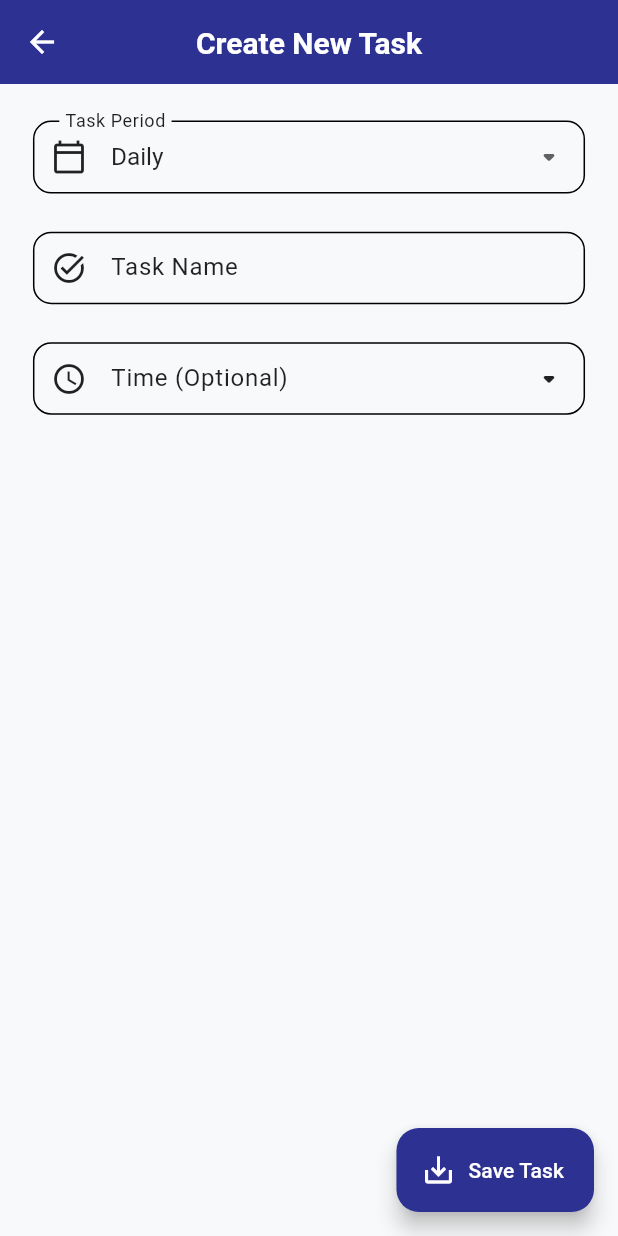
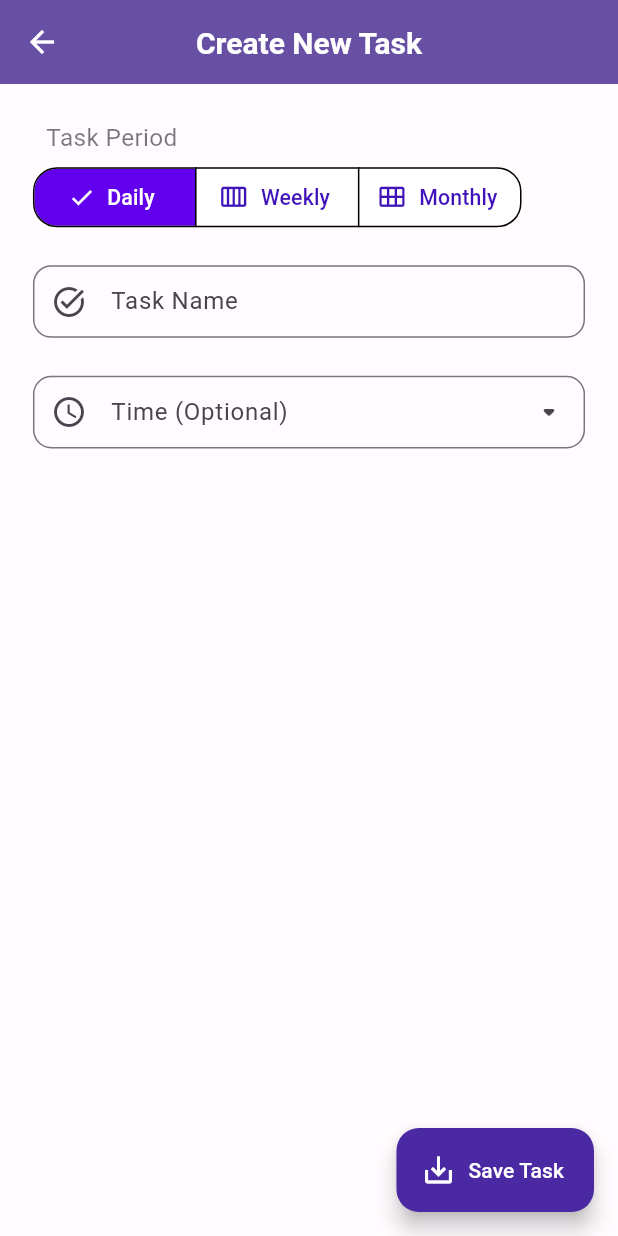
Before and after one commit to Sonderman/Flutter-TaskManager, a Flutter app: the screen it shows after launch, after a tap on the "add" icon, on a phone screen of 412 x 824 dp. Run offline on Flutter 3.47's test engine with Material 3 defaults, Android fonts, the phone set to English and light mode, and no system bars; our stand-ins replace flutter_local_notifications, flutter_screenutil, flutter_timezone, get, get_storage, timezone.

Commit message:
feat(theme): Material 3 uyumluluğu ve UI geliştirmeleri
Bu commit, uygulamanın Material 3 tasarımına uyum sağlaması için bir dizi tema ve UI iyileştirmesi içermektedir. Aynı zamanda minimum SDK sürümü 21'e düşürülmüştür.

Değişiklikler şunları içerir:

- **Android:** `minSdk` sürümü 24'ten 21'e düşürüldü.
- **Tema:**
  - Açık ve koyu temalar Material 3'e uygun olarak güncellendi.
  - Renk şemaları, tipografi, kartlar, butonlar ve diğer UI bileşenleri elden geçirildi.
  - SegmentedButton teması eklendi.
- **Görev Modeli:**
  - Görevlerin belirli tarih ve zaman aralıklarında (günlük, haftalık, aylık) olup olmadığını kontrol etmek için yardımcı fonksiyonlar eklendi.
- **Görev Oluşturma:**
  - Görev periyodu seçimi için `DropdownButtonFormField` yerine `SegmentedButton` kullanılarak UI iyileştirildi.
- **Ana Sayfa:**
  - Görev listesi filtreleme ve görüntüleme mantığı optimize edildi.
  - Verimliliği artırmak için `KeepAliveWrapper` widget'ı kullanıldı.
  - UI güncellemeleri geliştirildi.
- **Ayarlar:**
  - Bildirim anahtarının UI'ı Material 3 tasarımına uygun hale getirildi.

Bu değişiklikler, uygulamanın görsel olarak daha çekici ve kullanıcı dostu olmasını sağlamayı amaçlamaktadır. Ayrıca, daha düşük Android sürümlerini destekleyerek uygulamanın erişilebilirliğini artırmaktadır.

```diff
--- a/lib/app/core/theme/app_theme.dart
+++ b/lib/app/core/theme/app_theme.dart
@@ -12,17 +12,40 @@ class AppTheme {
       cursorColor: Color(0xFF2D3192),
     ),
     colorScheme: ColorScheme.light(
-          primary: Color(0xFF2D3192),
-          secondary: Color(0xFF006D77),
-          surface: Color(0xFFF8F9FA),
-          onPrimary: Colors.white,
-          error: Colors.red[700]!,
-          onSurface: Colors.black87,
+      brightness: Brightness.light,
+      primary: Color.fromARGB(255, 63, 19, 185),
+      onPrimary: Color(0xFFFFFFFF),
+      primaryContainer: Color.fromARGB(255, 121, 93, 229),
+      onPrimaryContainer: Color(0xFF22005D),
+      secondary: Color(0xFF625B71),
+      onSecondary: Color(0xFFFFFFFF),
+      secondaryContainer: Color(0xFFE8DEF8),
+      onSecondaryContainer: Color(0xFF1E192B),
+      tertiary: Color(0xFF7E5260),
+      onTertiary: Color(0xFFFFFFFF),
+      tertiaryContainer: Color(0xFFF2D7E1),
+      onTertiaryContainer: Color(0xFF31101D),
+      error: Color(0xFFBA1A1A),
+      onError: Color(0xFFFFFFFF),
+      errorContainer: Color(0xFFFFDAD6),
+      onErrorContainer: Color(0xFF410002),
+      surface: Color(0xFFFFFBFE),
+      onSurface: Color(0xFF1C1B1F),
+      surfaceContainerHighest: Color(0xFFE7E0EC),
+      onSurfaceVariant: Color(0xFF49454F),
+      outline: Color(0xFF7A757F),
+      outlineVariant: Color(0xFFCAC4D0),
+      shadow: Color(0xFF000000),
+      scrim: Color(0xFF000000),
+      inverseSurface: Color(0xFF313033),
+      onInverseSurface: Color(0xFFF4EFF4),
+      inversePrimary: Color(0xFFD0BCFF),
+      surfaceTint: Color(0xFF6750A4),
     ),
-        scaffoldBackgroundColor: Color(0xFFF8F9FA),
+    scaffoldBackgroundColor: Color(0xFFFFFBFE),
     appBarTheme: AppBarTheme(
-          backgroundColor: Color(0xFF2D3192),
-          foregroundColor: Colors.white,
+      backgroundColor: Color(0xFF6750A4),
+      foregroundColor: Color(0xFFFFFFFF),
       elevation: 2,
       titleTextStyle: TextStyle(
         fontSize: 20,
@@ -30,7 +53,7 @@ class AppTheme {
         height: 1.3,
         fontFamily: 'Roboto',
       ),
-          iconTheme: IconThemeData(color: Colors.white),
+      iconTheme: IconThemeData(color: Color(0xFFFFFFFF)),
     ),
     textTheme: TextTheme(
       headlineMedium: TextStyle(
@@ -39,45 +62,43 @@ class AppTheme {
         height: 1.3,
         color: Colors.black87,
       ),
-          bodyLarge: TextStyle(
-            fontSize: 16,
-            height: 1.5,
-            color: Colors.grey[800],
-          ),
-          titleMedium: TextStyle(
-            fontSize: 18,
-            fontWeight: FontWeight.w500,
-            color: Colors.grey[900],
-          ),
+      bodyLarge: TextStyle(fontSize: 16, height: 1.5, color: Colors.grey[800]),
+      titleMedium: TextStyle(fontSize: 18, fontWeight: FontWeight.w500, color: Colors.grey[900]),
     ),
     cardTheme: CardTheme(
-          elevation: 2,
-          shadowColor: Colors.black12,
+      elevation: 4,
+      shadowColor: Color(0xFF6750A4).withOpacity(0.2),
       shape: RoundedRectangleBorder(
         borderRadius: BorderRadius.circular(12),
+        side: BorderSide(color: Color(0xFFE7E0EC), width: 1),
       ),
       color: Colors.white,
+      surfaceTintColor: Color(0xFFFFFBFE),
+      margin: EdgeInsets.symmetric(vertical: 8),
     ),
     floatingActionButtonTheme: FloatingActionButtonThemeData(
-          backgroundColor: Color(0xFF2D3192),
-          foregroundColor: Colors.white,
-          shape: RoundedRectangleBorder(
-            borderRadius: BorderRadius.circular(15),
-          ),
+      backgroundColor: Color.fromARGB(255, 74, 41, 163),
+      foregroundColor: Color(0xFFFFFFFF),
+      shape: RoundedRectangleBorder(borderRadius: BorderRadius.circular(15)),
     ),
     bottomNavigationBarTheme: BottomNavigationBarThemeData(
       backgroundColor: ColorScheme.light().surface,
       selectedItemColor: ColorScheme.light().primary,
       unselectedItemColor: ColorScheme.light().onSurface.withOpacity(0.6),
-          selectedLabelStyle: TextStyle(
-            fontSize: 13,
-            fontWeight: FontWeight.w600,
-          ),
-          unselectedLabelStyle: TextStyle(
-            fontSize: 12,
-          ),
+      selectedLabelStyle: TextStyle(fontSize: 13, fontWeight: FontWeight.w600),
+      unselectedLabelStyle: TextStyle(fontSize: 12),
       elevation: 8,
       type: BottomNavigationBarType.fixed,
+    ),
+    segmentedButtonTheme: SegmentedButtonThemeData(
+      style: SegmentedButton.styleFrom(
+        backgroundColor: ColorScheme.light().surfaceContainerHighest,
+        selectedBackgroundColor: ColorScheme.light().primary,
+        selectedForegroundColor: ColorScheme.light().onPrimary,
+        side: BorderSide(color: ColorScheme.light().outline),
+        shape: RoundedRectangleBorder(borderRadius: BorderRadius.circular(16)),
+        tapTargetSize: MaterialTapTargetSize.shrinkWrap,
+      ),
     ),
     visualDensity: VisualDensity.adaptivePlatformDensity,
   );
@@ -86,7 +107,8 @@ class AppTheme {
     useMaterial3: true,
     brightness: Brightness.dark,
     colorScheme: ColorScheme.dark(
-          primary: Color(0xFF9BB1FF),
+      primary: Color.fromARGB(255, 219, 91, 91),
+      primaryContainer: Color.fromARGB(255, 209, 164, 164),
       secondary: Color(0xFF83C5BE),
       surface: Color(0xFF2F2F2F),
       onPrimary: Colors.black87,
@@ -113,45 +135,38 @@ class AppTheme {
         height: 1.3,
         color: Colors.white,
       ),
-          bodyLarge: TextStyle(
-            fontSize: 16,
-            height: 1.5,
-            color: Colors.white70,
-          ),
-          titleMedium: TextStyle(
-            fontSize: 18,
-            fontWeight: FontWeight.w500,
-            color: Colors.white,
-          ),
+      bodyLarge: TextStyle(fontSize: 16, height: 1.5, color: Colors.white70),
+      titleMedium: TextStyle(fontSize: 18, fontWeight: FontWeight.w500, color: Colors.white),
     ),
     cardTheme: CardTheme(
       elevation: 2,
       shadowColor: Colors.black26,
-          shape: RoundedRectangleBorder(
-            borderRadius: BorderRadius.circular(12),
-          ),
+      shape: RoundedRectangleBorder(borderRadius: BorderRadius.circular(12)),
       color: Color(0xFF2F2F2F),
     ),
     floatingActionButtonTheme: FloatingActionButtonThemeData(
-          backgroundColor: Color(0xFF9BB1FF),
+      backgroundColor: Color.fromARGB(255, 190, 224, 222),
       foregroundColor: Colors.black87,
-          shape: RoundedRectangleBorder(
-            borderRadius: BorderRadius.circular(15),
-          ),
+      shape: RoundedRectangleBorder(borderRadius: BorderRadius.circular(15)),
     ),
     bottomNavigationBarTheme: BottomNavigationBarThemeData(
       backgroundColor: ColorScheme.dark().surface,
       selectedItemColor: ColorScheme.dark().primary,
       unselectedItemColor: ColorScheme.dark().onSurface.withOpacity(0.6),
-          selectedLabelStyle: TextStyle(
-            fontSize: 13,
-            fontWeight: FontWeight.w600,
-          ),
-          unselectedLabelStyle: TextStyle(
-            fontSize: 12,
-          ),
+      selectedLabelStyle: TextStyle(fontSize: 13, fontWeight: FontWeight.w600),
+      unselectedLabelStyle: TextStyle(fontSize: 12),
       elevation: 8,
       type: BottomNavigationBarType.fixed,
+    ),
+    segmentedButtonTheme: SegmentedButtonThemeData(
+      style: SegmentedButton.styleFrom(
+        backgroundColor: ColorScheme.dark().surfaceContainerHighest,
+        selectedBackgroundColor: ColorScheme.dark().secondary,
+        //selectedForegroundColor: ColorScheme.dark().onPrimaryContainer,
+        side: BorderSide(color: ColorScheme.dark().outline),
+        shape: RoundedRectangleBorder(borderRadius: BorderRadius.circular(16)),
+        tapTargetSize: MaterialTapTargetSize.shrinkWrap,
+      ),
     ),
     visualDensity: VisualDensity.adaptivePlatformDensity,
   );
--- a/lib/app/modules/create_task/views/create_task_view.dart
+++ b/lib/app/modules/create_task/views/create_task_view.dart
@@ -49,47 +49,52 @@ class CreateTaskView extends GetView<CreateTaskController> {
     );
   }
 
-  /// Builds the dropdown selector for choosing the task period.
+  /// Builds the segmented button selector for choosing the task period.
   Widget _buildPeriodSelector() {
-    // Obx makes the DropdownButton rebuild when controller.selectedPeriod changes.
+    return Column(
+      crossAxisAlignment: CrossAxisAlignment.start,
+      children: [
+        Padding(
+          padding: EdgeInsets.only(left: 8.w, bottom: 8.h),
+          child: Text(
+            'Task Period',
+            style: TextStyle(
+              fontSize: 16.sp,
+              color: Get.theme.colorScheme.onSurface.withOpacity(0.6),
+            ),
+          ),
+        ),
+        LayoutBuilder(
+          builder: (context, constraints) {
             return Obx(
-      () => DropdownButtonFormField<String>(
-        value: controller.selectedPeriod.value, // Current value from controller
-        // List of DropdownMenuItem widgets built from controller.periodOptions.
-        items:
-            controller.periodOptions.map((String period) {
-              return DropdownMenuItem<String>(
+              () => SegmentedButton<String>(
+                segments:
+                    controller.periodOptions.map((period) {
+                      return ButtonSegment<String>(
                         value: period,
-                child: Text(
-                  period,
-                  style: TextStyle(color: Get.isDarkMode ? null : Colors.black87),
+                        label: Text(period, style: TextStyle(fontSize: 14.sp)),
+                        icon: Icon(
+                          period == 'Daily'
+                              ? Icons.calendar_view_day
+                              : period == 'Weekly'
+                              ? Icons.calendar_view_week
+                              : Icons.calendar_view_month,
+                          size: 20.sp,
                         ),
                       );
                     }).toList(),
-        selectedItemBuilder: (BuildContext context) {
-          return controller.periodOptions.map((String period) {
-            return Text(period, style: TextStyle(color: Get.isDarkMode ? null : Colors.black87));
-          }).toList();
+                selected: {controller.selectedPeriod.value},
+                onSelectionChanged: (Set<String> newSelection) {
+                  controller.selectedPeriod.value = newSelection.first;
                 },
-        // Callback function when a new period is selected.
-        onChanged: controller.changePeriod,
-        // Styling for the dropdown.
-        decoration: InputDecoration(
-          labelText: 'Task Period',
-          prefixIcon: const Icon(Icons.calendar_today_outlined),
-          border: OutlineInputBorder(
-            borderRadius: BorderRadius.circular(12.r),
-          ), // Responsive radius
-          contentPadding: EdgeInsets.symmetric(
-            vertical: 12.h,
-            horizontal: 16.w,
-          ), // Responsive padding
+                style: Theme.of(context).segmentedButtonTheme.style,
+                showSelectedIcon: true,
+                multiSelectionEnabled: false,
               ),
-        // Style for the dropdown text.
-        style: TextStyle(fontSize: 16.sp), // Responsive font size
-        icon: const Icon(Icons.arrow_drop_down_rounded), // Dropdown icon
-        isExpanded: true, // Make dropdown take full width
+            );
+          },
         ),
+      ],
     );
   }
 
--- a/lib/app/modules/home/controllers/home_controller.dart
+++ b/lib/app/modules/home/controllers/home_controller.dart
@@ -26,10 +26,6 @@ class HomeController extends GetxController with GetSingleTickerProviderStateMix
   /// Reactive list containing all tasks loaded from storage.
   final RxList<Task> _allTasks = <Task>[].obs;
 
-  /// Reactive list containing tasks filtered for the currently selected view
-  /// (based on completion status and period tab).
-  final RxList<Task> filteredTasks = <Task>[].obs;
-
   /// Reactive index for the bottom navigation bar (0: Active Tasks, 1: Finished Tasks).
   final RxInt currentBottomNavIndex = 0.obs;
 
@@ -48,15 +44,13 @@ class HomeController extends GetxController with GetSingleTickerProviderStateMix
     tabController = TabController(length: periods.length, vsync: this);
     // Load initial tasks from storage.
     _loadTasks();
-    // Add a listener to the TabController to update filtered tasks when the tab changes.
-    tabController.addListener(_filterTasks);
     // Add a listener to the list of all tasks. If the underlying data changes
-    // (e.g., after adding/deleting a task), refilter the list.
-    // _allTasks.listen((_) => _filterTasks()); // This listener might be redundant now
+    // (e.g., after adding/deleting a task), refresh the UI
+    _allTasks.listen((_) => update());
 
-    // Add a listener to the bottom navigation index to refilter when switching
-    // between active and finished tasks.
-    currentBottomNavIndex.listen((_) => _filterTasks());
+    // Add a listener to the bottom navigation index to trigger UI update when switching
+    // between active and finished tasks. The view will call getTasksForView.
+    currentBottomNavIndex.listen((_) => update());
 
     // --- NEW: Listen to changes in StorageService ---
     _storageService.taskChangeCounter.listen((_) {
@@ -75,29 +69,38 @@ class HomeController extends GetxController with GetSingleTickerProviderStateMix
   /// Loads all tasks from the StorageService into the reactive [_allTasks] list.
   void _loadTasks() {
     _allTasks.assignAll(_storageService.getTasks());
-
-    // Initial filtering after loading tasks.
-    _filterTasks(); // Call filter initially
+    update(); // Trigger initial UI build
   }
 
-  /// Filters the [_allTasks] list based on the current bottom navigation index
-  /// (completion status) and the selected tab index (period).
-  /// Updates the reactive [filteredTasks] list.
-  void _filterTasks() {
-    // Determine the completion status based on the bottom navigation index.
+  /// Gets tasks filtered for the specified view
+  /// [period]: The period to filter by (Daily, Weekly, Monthly)
+  /// Returns a filtered and sorted list of tasks
+  List<Task> getTasksForView(String period) {
     final bool isFinished = currentBottomNavIndex.value == 1;
-    // Get the currently selected period from the TabController's index.
-    final String selectedPeriod = periods[tabController.index];
+    final now = DateTime.now();
 
-    // Filter the tasks and update the reactive list.
-    List<Task> currentlyFiltered =
+    // Filter the tasks
+    List<Task> filtered =
         _allTasks.where((task) {
-          return task.isDone == isFinished && task.period == selectedPeriod;
+          // First filter by completion status
+          if (task.isDone != isFinished) return false;
+
+          // Then filter by period and actual date matching
+          switch (period) {
+            case 'Daily':
+              return task.period == 'Daily' && task.isSameDate(now);
+            case 'Weekly':
+              return task.period == 'Weekly' && task.isInCurrentWeek();
+            case 'Monthly':
+              return task.period == 'Monthly' && task.isInCurrentMonth();
+            default:
+              return false;
+          }
         }).toList();
 
     // Sort daily tasks by time
-    if (selectedPeriod == "Daily") {
-      currentlyFiltered.sort((a, b) {
+    if (period == "Daily") {
+      filtered.sort((a, b) {
         if (a.time != null && b.time != null) {
           return a.time!.compareTo(b.time!);
         } else if (a.time != null) {
@@ -110,7 +113,7 @@ class HomeController extends GetxController with GetSingleTickerProviderStateMix
       });
     }
 
-    filteredTasks.assignAll(currentlyFiltered);
+    return filtered;
   }
 
   /// Changes the selected index of the bottom navigation bar.
@@ -166,9 +169,10 @@ class HomeController extends GetxController with GetSingleTickerProviderStateMix
       _allTasks[index] = task;
       _allTasks.refresh();
     } else {
+      // If task wasn't found locally, reload everything (edge case)
       _loadTasks();
     }
-    _filterTasks();
+    // UI update is handled by the _allTasks listener or currentBottomNavIndex listener
     Get.snackbar(
       'Success',
       '"${task.name}" marked as ${isDone ? "finished" : "active"}.',
--- a/lib/app/modules/home/views/home_view.dart
+++ b/lib/app/modules/home/views/home_view.dart
@@ -3,6 +3,7 @@ import 'package:flutter_screenutil/flutter_screenutil.dart';
 import 'package:get/get.dart';
 import 'package:taskmanager/app/data/models/task_model.dart';
 import 'package:taskmanager/app/modules/home/controllers/home_controller.dart';
+import 'package:taskmanager/app/modules/home/views/keep_alive_wrapper.dart';
 
 /// The main view for the Home screen.
 ///
@@ -50,10 +51,18 @@ class HomeView extends GetView<HomeController> {
             ),
             Expanded(
               child: TabBarView(
-                controller: controller.tabController, // Link to the controller's TabController
+                controller: controller.tabController,
                 children:
                     controller.periods
-                        .map((_) => _buildTaskList()) // Build task list view for each tab
+                        .map(
+                          (period) => Obx(
+                            () => KeepAliveWrapper(
+                              key: ValueKey('${period}_${controller.currentBottomNavIndex.value}'),
+                              // Pass the period to the buildTaskList method
+                              child: _buildTaskList(period),
+                            ),
+                          ),
+                        )
                         .toList(),
               ),
             ),
@@ -121,13 +130,16 @@ class HomeView extends GetView<HomeController> {
     );
   }
 
-  /// Builds the list view that displays tasks.
+  /// Builds the list view that displays tasks for the given period.
   ///
-  /// Uses Obx to reactively update the list when [controller.filteredTasks] changes.
-  Widget _buildTaskList() {
+  /// [period]: The period to display tasks for (Daily, Weekly, Monthly)
+  /// Uses Obx to reactively update the list when dependencies change (e.g., _allTasks, currentBottomNavIndex).
+  Widget _buildTaskList(String period) {
     return Obx(() {
+      // Get the filtered tasks for the specific period using the controller's getter
+      final tasks = controller.getTasksForView(period);
       // Show a message if the filtered list is empty
-      if (controller.filteredTasks.isEmpty) {
+      if (tasks.isEmpty) {
         return Center(
           child: Text(
             "No tasks found for this section.",
@@ -138,9 +150,11 @@ class HomeView extends GetView<HomeController> {
       // Build the list using ListView.separated
       return ListView.separated(
         padding: EdgeInsets.symmetric(horizontal: 12.w, vertical: 16.h), // Responsive padding
-        itemCount: controller.filteredTasks.length,
+        // Use the length of the locally fetched tasks list
+        itemCount: tasks.length,
         itemBuilder: (_, index) {
-          final task = controller.filteredTasks[index];
+          // Get the task from the locally fetched list
+          final task = tasks[index];
           return _buildTaskItem(task); // Build each task item
         },
         separatorBuilder: (_, index) => SizedBox(height: 10.h), // Responsive spacing
@@ -235,19 +249,6 @@ class HomeView extends GetView<HomeController> {
               ),
             ),
           ),
-          Positioned.fill(
-            child: Center(
-              child: Text(
-                'Swipe',
-                style: TextStyle(
-                  fontSize: 24.sp,
-                  fontWeight: FontWeight.bold,
-                  fontStyle: FontStyle.italic,
-                  color: Colors.white.withOpacity(0.2),
-                ),
-              ),
-            ),
-          ),
         ],
       ),
     );
--- /dev/null
+++ b/lib/app/modules/home/views/keep_alive_wrapper.dart
@@ -0,0 +1,23 @@
+import 'package:flutter/material.dart';
+
+/// Wrapper widget that preserves the state of its child when switching tabs.
+/// Uses AutomaticKeepAliveClientMixin to prevent widget disposal.
+class KeepAliveWrapper extends StatefulWidget {
+  final Widget child;
+
+  const KeepAliveWrapper({super.key, required this.child});
+
+  @override
+  State<KeepAliveWrapper> createState() => _KeepAliveWrapperState();
+}
+
+class _KeepAliveWrapperState extends State<KeepAliveWrapper> with AutomaticKeepAliveClientMixin {
+  @override
+  bool get wantKeepAlive => true;
+
+  @override
+  Widget build(BuildContext context) {
+    super.build(context);
+    return widget.child;
+  }
+}
```
Also changed, not shown: lib/app/data/models/task_model.dart (+24 -0 lines), lib/app/modules/settings/views/settings_view.dart (+21 -2 lines), 1 other file. Lines whose indentation alone changed are shown as unchanged.
